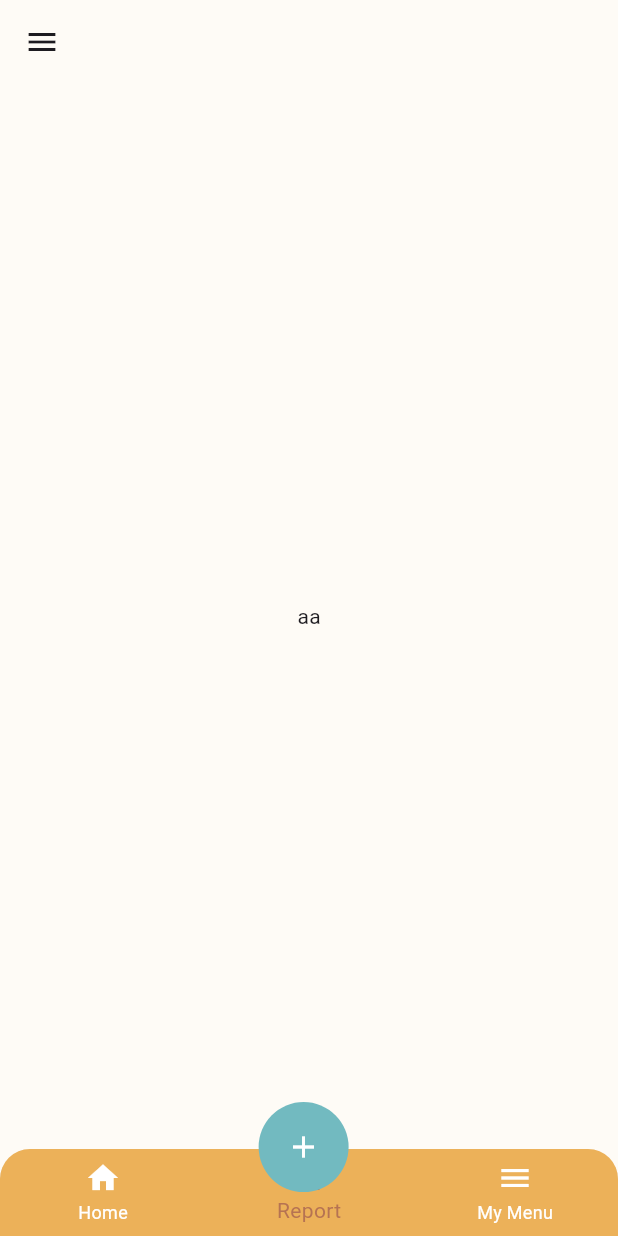
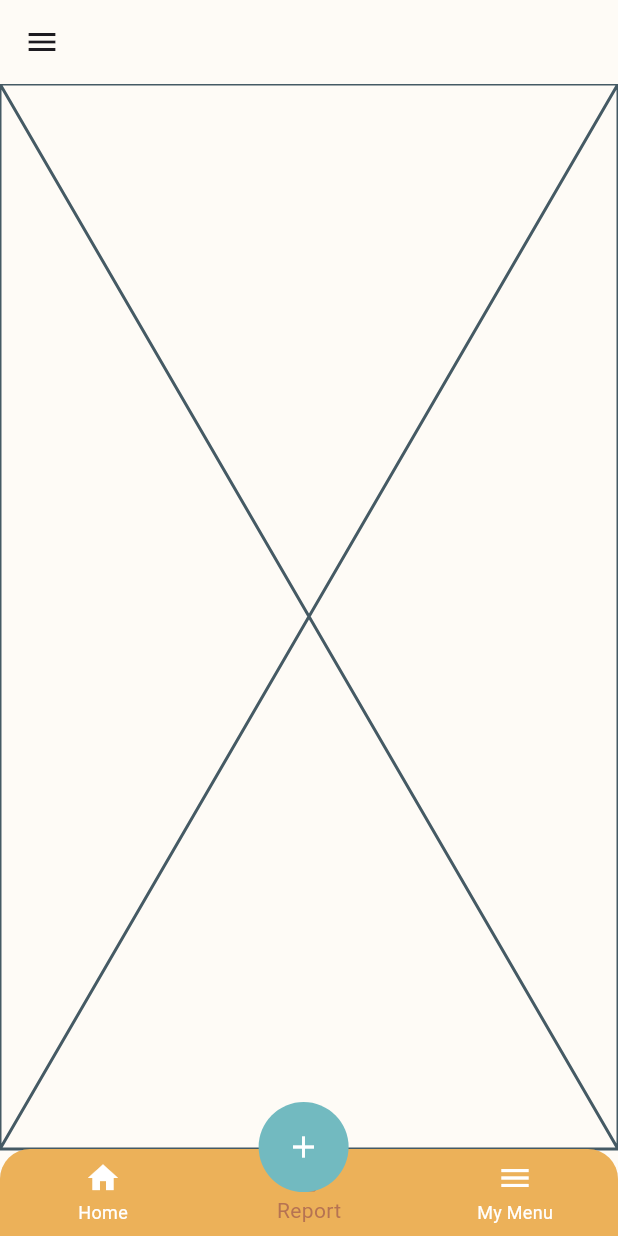
Before and after one commit to itbebop/flutter_moneybag_2024, a Flutter app: the screen it shows after launch, item 2 of the bottom bar chosen, on a phone screen of 412 x 824 dp. Run offline on Flutter 3.47's test engine with Material 3 defaults, Android fonts, the phone set to English and light mode, and no system bars; our stand-ins replace easy_localization, flutter_riverpod, flutter_screenutil, freezed_annotation, go_router, table_calendar; network calls fail.

Commit message:
feat: report화면 추가

```diff
--- a/lib/common/app_bottom_navigation_bar.dart
+++ b/lib/common/app_bottom_navigation_bar.dart
@@ -28,12 +28,12 @@ class AppBottomNavigationBar extends ConsumerWidget {
           BottomNavigationBarItem(
             icon: Icon(Icons.home),
             label: 'Home',
-            backgroundColor: Colors.black,
+            backgroundColor: UiConfig.primaryColorSurface,
           ),
           BottomNavigationBarItem(
-            icon: Icon(Icons.home),
+            icon: Icon(Icons.report),
             label: 'Report',
-            backgroundColor: Colors.black,
+            backgroundColor: UiConfig.primaryColorSurface,
           ),
           BottomNavigationBarItem(
             icon: Icon(Icons.menu),
--- a/lib/screen/main_screen.dart
+++ b/lib/screen/main_screen.dart
@@ -5,6 +5,7 @@ import 'package:flutter_moneybag_2024/common/common_component/floating_add_butto
 import 'package:flutter_moneybag_2024/router/router.dart';
 import 'package:flutter_moneybag_2024/screen/tab/home/home_screen.dart';
 import 'package:flutter_moneybag_2024/screen/tab/my_menu/my_menu_screen.dart';
+import 'package:flutter_moneybag_2024/screen/tab/report/report_screen.dart';
 import 'package:flutter_moneybag_2024/screen/tab/tab_item.dart';
 import 'package:flutter_riverpod/flutter_riverpod.dart';
 
@@ -58,6 +59,7 @@ class _MainScreenState extends ConsumerState<MainScreen> {
                   index: currentIndex,
                   children: const [
                     HomeScreen(), // 첫 번째 화면
+                    ReportScreen(),
                     MyMenuScreen(), // 두 번째 화면
                   ],
                 );
--- /dev/null
+++ b/lib/screen/tab/report/report_screen.dart
@@ -0,0 +1,16 @@
+import 'package:flutter/material.dart';
+import 'package:flutter_riverpod/flutter_riverpod.dart';
+
+class ReportScreen extends ConsumerStatefulWidget {
+  const ReportScreen({super.key});
+
+  @override
+  ConsumerState<ReportScreen> createState() => _ReportScreenState();
+}
+
+class _ReportScreenState extends ConsumerState<ReportScreen> {
+  @override
+  Widget build(BuildContext context) {
+    return const Placeholder();
+  }
+}
```
